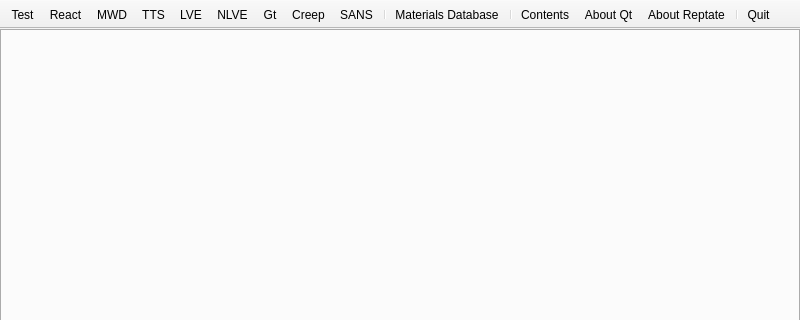
Qt form RepTate/gui/ReptateMainWindow.ui (jorge-ramirez-upm/RepTate) before a commit; both pictures show x 0 to 800 and y 0 to 320 of the 800 by 600 pixel window.
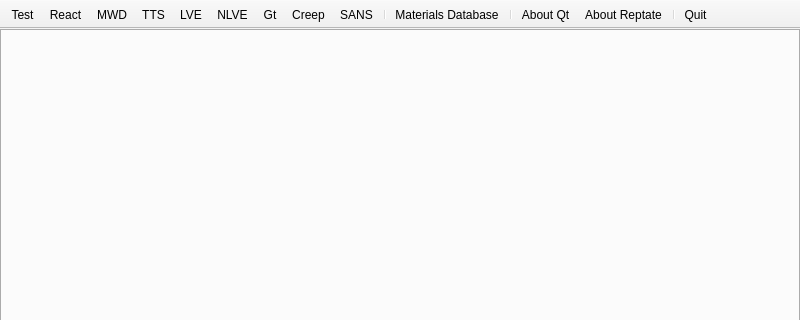
The same form after that commit. Icons and pictures are not drawn.

Commit message: - Changed the About window (added alexei.jpg picture) - Added Reptate version to Splash window - Removed help button - Added license

```diff
--- a/RepTate/gui/ReptateMainWindow.ui
+++ b/RepTate/gui/ReptateMainWindow.ui
@@ -83,7 +83,6 @@
    <addaction name="separator"/>
    <addaction name="actionMaterials_Database"/>
    <addaction name="separator"/>
-   <addaction name="actionHelp"/>
    <addaction name="actionAbout_Qt"/>
    <addaction name="actionAbout"/>
    <addaction name="separator"/>
```
The commit also changes 16 other files.
